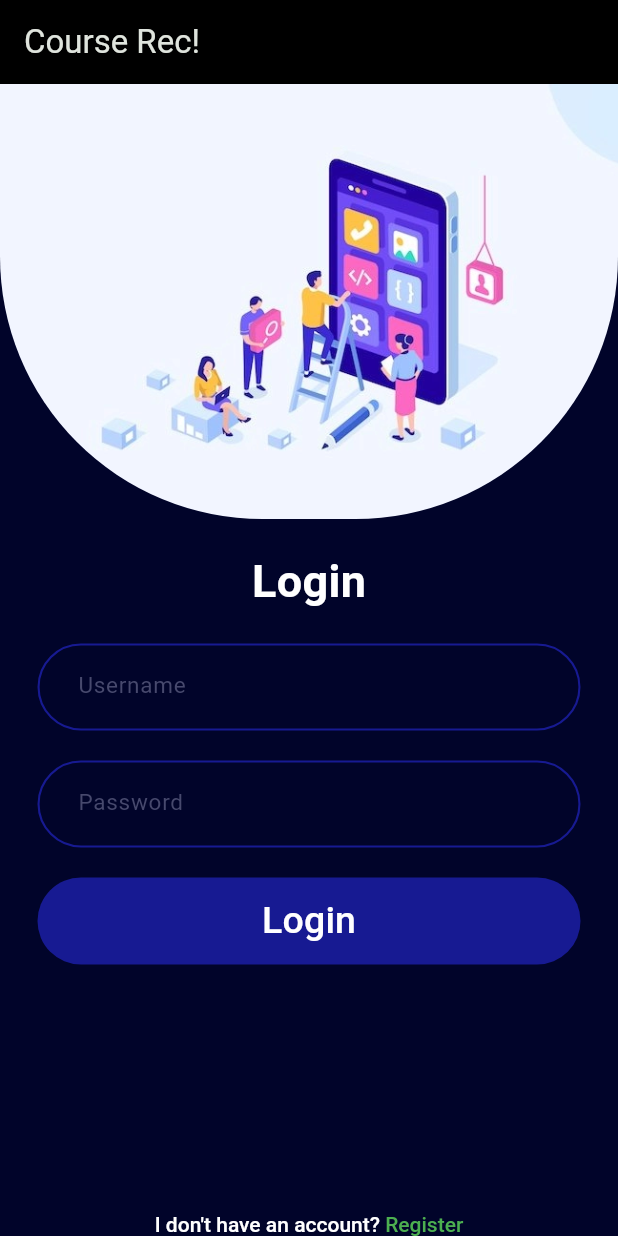
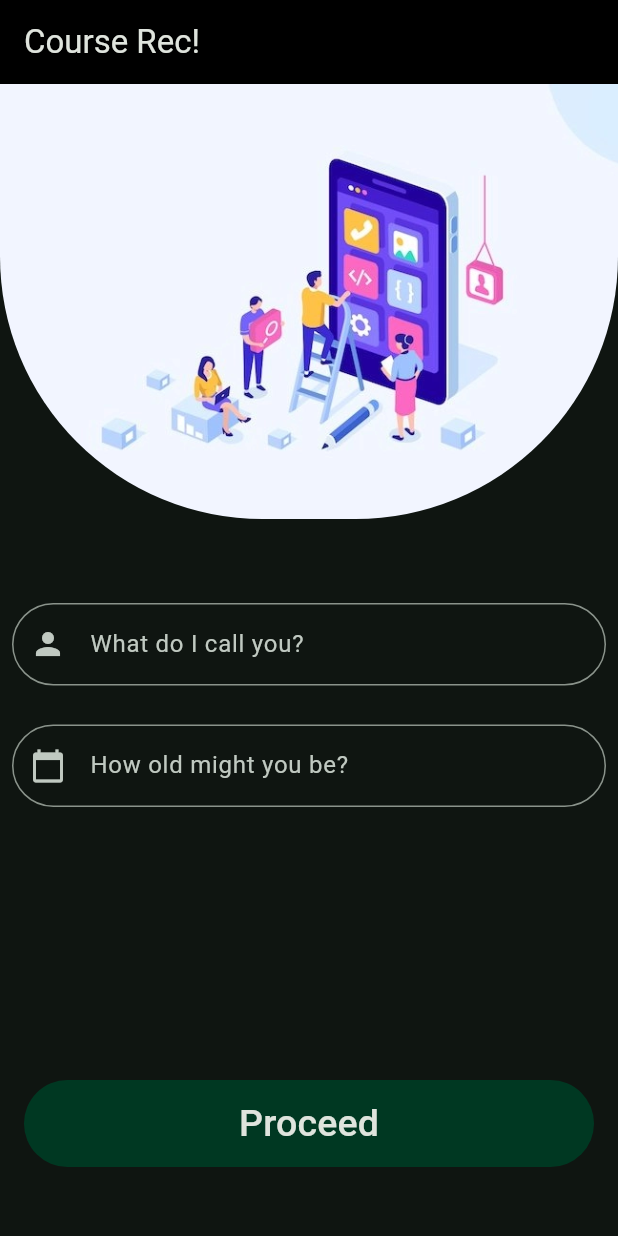
Before and after one commit to jeryjs/Career-Recommendation-App-Flutter, a Flutter app: the screen it shows after launch, on a phone screen of 412 x 824 dp. Run offline on Flutter 3.47's test engine with Material 3 defaults, Android fonts, the phone set to English and light mode, and no system bars; our stand-ins replace adaptive_theme, flutter_spinkit, percent_indicator; missing offline and left inert: dart_openai, markdown_widget.

Commit message:
Integrate Login Screen UI to Start Screen

```diff
--- a/lib/main.dart
+++ b/lib/main.dart
@@ -2,9 +2,8 @@
 
 import 'dart:math';
 
+import 'package:ashiq/start_screen.dart';
 import 'package:flutter/material.dart';
-
-import 'start_screen.dart';
 
 void main() {
   runApp(const MainApp());
@@ -40,7 +39,7 @@ class MainApp extends StatelessWidget {
             ),
             width: min(720, screenSize.width),
             // child: QuestionScreen(),
-            child: LoginPage(),
+            child: StartScreen(),
           ),
         ),
       ),
--- a/lib/start_screen.dart
+++ b/lib/start_screen.dart
@@ -1,123 +1,109 @@
 import 'package:adaptive_theme/adaptive_theme.dart';
 import 'package:flutter/material.dart';
+import 'package:flutter/services.dart';
 
-class DesignSystem {
-  const DesignSystem._();
+class StartScreen extends StatefulWidget {
+  const StartScreen({super.key});
 
-  static const fontFamily = 'NotoSans';
-
-  /// Body
-  ///
-  static const double bodyText1Size = 18;
-  static const double bodyText2Size = 16;
-  static const double bodyText3Size = 15;
-  static const double bodyText4Size = 14;
-  static const double bodyText5Size = 13;
-  static const double bodyText6Size = 12;
-  static const double bodyText7Size = 11;
-  static const double bodyText8Size = 10;
-
-  /// Colors
-  ///
-  static const g0 = Color(0xff000000);
-  static const g1 = Color(0xffFFFFFF);
-  static const g2 = Color(0xff01042a);
-  static const g3 = Color(0xff47496d);
-  static const g4 = Color(0xff1b1a1e);
-  static const g5 = Color(0xffabc5ff);
-  static const g6 = Color(0xffe3e2e7);
-  static const g7 = Color(0xffbbbabe);
-
-  static const disable = Color(0xffAAAAAA);
-  static const error = Colors.red;
-  static const success = Colors.green;
-  static const primary = Color(0xff171a92);
+  @override
+  State<StartScreen> createState() => _StartScreenState();
 }
 
-class CRATheme {
-  CRATheme._();
+class _StartScreenState extends State<StartScreen> {
+  final TextEditingController _nameController = TextEditingController();
+  final TextEditingController _ageController = TextEditingController();
 
-  static ThemeData getLightTheme() {
-    return ThemeData(
-      useMaterial3: false,
-      brightness: Brightness.light,
-      fontFamily: DesignSystem.fontFamily,
-      appBarTheme: const AppBarTheme(
-        backgroundColor: DesignSystem.primary,
-        centerTitle: false,
+  @override
+  Widget build(BuildContext context) {
+    final clrSchm = Theme.of(context).colorScheme;
+
+    return Scaffold(
+      backgroundColor: clrSchm.surface,
+      body: Column(
+        children: [
+          ClipRRect(
+            borderRadius: const BorderRadius.vertical(bottom: Radius.circular(175)),
+            child: Image.asset('assets/images/building_an_app.png', height: 290, fit: BoxFit.cover),
+          ),
+          const SizedBox(height: 40),
+          Padding(
+            padding: const EdgeInsets.symmetric(horizontal: 8, vertical: 16),
+            child: TextField(
+              controller: _nameController, maxLines: 1,
+              decoration: InputDecoration(
+                labelText: "What do I call you?", hintText: "Enter your unique name",
+                prefixIcon: const Icon(Icons.person),
+                border: OutlineInputBorder(borderRadius: BorderRadius.circular(100)),
+                focusedBorder: OutlineInputBorder(
+                  borderRadius: BorderRadius.circular(16),
+                  borderSide: BorderSide(color: clrSchm.primaryContainer, width: 4),
+                ),
+              ),
+              style: TextStyle(color: clrSchm.primary, fontSize: 15),
+            ),
+          ),
+          const SizedBox(height: 10),
+          Padding(
+            padding: const EdgeInsets.symmetric(horizontal: 8),
+            child: TextField(
+              controller: _ageController, maxLines: 1,
+              keyboardType: TextInputType.number,
+              inputFormatters: <TextInputFormatter>[FilteringTextInputFormatter.digitsOnly],
+              decoration: InputDecoration(
+                labelText: "How old might you be?", hintText: "Enter your age",
+                border: OutlineInputBorder(borderRadius: BorderRadius.circular(100)),
+                prefixIcon: const Icon(Icons.calendar_today),
+                focusedBorder: OutlineInputBorder(
+                  borderRadius: BorderRadius.circular(16),
+                  borderSide: BorderSide(color: clrSchm.primaryContainer, width: 4),
+                ),
+              ),
+              style: TextStyle(color: clrSchm.primary, fontSize: 15),
+            ),
+          ),
+        ],
+      ),
+      bottomNavigationBar: Container(
+        margin: const EdgeInsets.symmetric(vertical: 46, horizontal: 16),
+        width: double.infinity,
+        child: loginButtonWD(context),
       ),
     );
   }
 
-  static ThemeData getDarkTheme() {
-    return ThemeData(
-      useMaterial3: false,
-      brightness: Brightness.dark,
-      fontFamily: DesignSystem.fontFamily,
-      appBarTheme: const AppBarTheme(
-        backgroundColor: DesignSystem.g4,
-        centerTitle: false,
-      ),
-      scaffoldBackgroundColor: DesignSystem.g4,
-    );
-  }
-}
-
-class LoginAssets {
-  LoginAssets._();
-
-  static Widget get loginTitleImage => Image.asset(
-        'assets/images/building_an_app.png',
-        height: 290,
-        fit: BoxFit.cover,
-      );
-}
-class LoginPage extends StatelessWidget {
-  const LoginPage({super.key});
-
-  @override
-  Widget build(BuildContext context) {
-    return Scaffold(
-      backgroundColor: DesignSystem.g2,
-      body: Column(
-        mainAxisSize: MainAxisSize.max,
-        children: [
-          ClipRRect(
-            borderRadius: const BorderRadius.vertical(
-              bottom: Radius.circular(175),
-            ),
-            child: LoginAssets.loginTitleImage,
-          ),
-          const SizedBox(height: 20),
-          const Padding(
-            padding: EdgeInsets.symmetric(horizontal: 25),
-            child: Column(
-              mainAxisSize: MainAxisSize.min,
-              children: [
-                LoginTitleWD(),
-                SizedBox(height: 20),
-                LoginFormWD(title: 'Username'),
-                SizedBox(height: 20),
-                LoginFormWD(title: 'Password', obscureText: true),
-                SizedBox(height: 20),
-                LoginButtonWD(),
-                SizedBox(height: 15),
-                ForgetPasswordSectionWD(),
-              ],
+  Widget loginFormWD({required String title, required TextEditingController controller, bool digits = false}) {
+    final clrSchm = Theme.of(context).colorScheme;
+    return SizedBox(
+      height: 58,
+      child: TextField(
+        controller: controller,
+        maxLines: 1,
+        keyboardType: digits ? TextInputType.number : null,
+        inputFormatters: digits ? <TextInputFormatter>[
+          FilteringTextInputFormatter.digitsOnly
+        ] : null,
+        decoration: InputDecoration(
+          labelText: title,
+          border: OutlineInputBorder(borderRadius: BorderRadius.circular(100)),
+          prefixIcon: const Icon(Icons.calendar_today),
+          focusedBorder: OutlineInputBorder(
+            borderRadius: BorderRadius.circular(8),
+            borderSide: BorderSide(
+              color: clrSchm.primaryContainer,
+              width: 4,
             ),
           ),
-          const Spacer(),
-          const RegisterSectionWD(),
-        ],
+        ),
+        style: TextStyle(
+          color: clrSchm.primary,
+          fontSize: 15,
+        ),
       ),
     );
   }
-}
-class LoginButtonWD extends StatelessWidget {
-  const LoginButtonWD({super.key});
 
-  @override
-  Widget build(BuildContext context) {
+  Widget loginButtonWD(BuildContext context) {
+    final clrSchm = Theme.of(context).colorScheme;
     return SizedBox(
       height: 58,
       width: double.infinity,
@@ -128,203 +114,21 @@ class LoginButtonWD extends StatelessWidget {
         },
         style: ElevatedButton.styleFrom(
           elevation: 0,
-          backgroundColor: DesignSystem.primary,
+          backgroundColor: clrSchm.onPrimary,
           shape: const RoundedRectangleBorder(
               borderRadius: BorderRadius.all(Radius.circular(99))),
         ),
-        child: const Text(
-          'Login',
+        child: Text(
+          'Proceed',
           style: TextStyle(
-            color: DesignSystem.g1,
+            color: clrSchm.onBackground,
             fontSize: 25,
             fontWeight: FontWeight.w500,
           ),
         ),
       ),
     );
-  }
 }
-
-class ForgetPasswordSectionWD extends StatelessWidget {
-  const ForgetPasswordSectionWD({super.key});
-
-  @override
-  Widget build(BuildContext context) {
-    // Add your ForgetPasswordSectionWD code here
-    return Container(); // Placeholder, replace with actual code
-  }
-}
-
-class RegisterSectionWD extends StatelessWidget {
-  const RegisterSectionWD({super.key});
-
-  @override
-  Widget build(BuildContext context) {
-    return SizedBox(
-      child: Row(
-        mainAxisSize: MainAxisSize.max,
-        mainAxisAlignment: MainAxisAlignment.center,
-        children: [
-          SafeArea(
-            child: RichText(
-              text: const TextSpan(
-                text: "I don't have an account? ",
-                style: TextStyle(
-                  color: DesignSystem.g1,
-                  fontSize: DesignSystem.bodyText4Size,
-                  fontWeight: FontWeight.w500,
-                ),
-                children: [
-                  TextSpan(
-                    text: 'Register',
-                    style: TextStyle(
-                      color: DesignSystem.success,
-                      fontSize: DesignSystem.bodyText4Size,
-                      fontWeight: FontWeight.w500,
-                    ),
-                  ),
-                ],
-              ),
-            ),
-          )
-        ],
-      ),
-    );
-  }
-}
-
-class LoginFormWD extends StatelessWidget {
-  const LoginFormWD({
-    required this.title,
-    this.obscureText = false,
-    super.key,
-  });
-
-  final String title;
-  final bool obscureText;
-
-  InputBorder _getEnabledBorder() {
-    return OutlineInputBorder(
-      borderRadius: BorderRadius.circular(99),
-      borderSide: const BorderSide(
-        width: 1.4,
-        color: DesignSystem.primary,
-      ),
-    );
-  }
-
-  @override
-  Widget build(BuildContext context) {
-    return SizedBox(
-      height: 58,
-      child: TextField(
-        maxLines: 1,
-        onTapOutside: (e) => FocusScope.of(context).requestFocus(FocusNode()),
-        enabled: true,
-        style: const TextStyle(
-          color: DesignSystem.g1,
-          fontSize: DesignSystem.bodyText3Size,
-        ),
-        obscureText: obscureText,
-        decoration: InputDecoration(
-          hintText: title,
-          hintStyle: const TextStyle(
-            color: DesignSystem.g3,
-            fontSize: DesignSystem.bodyText3Size,
-          ),
-          border: _getEnabledBorder(),
-          enabledBorder: _getEnabledBorder(),
-          contentPadding: const EdgeInsets.symmetric(
-            horizontal: 23,
-            vertical: 18,
-          ),
-        ),
-      ),
-    );
-  }
-}
-
-class LoginTitleWD extends StatelessWidget {
-  const LoginTitleWD({super.key});
-
-  @override
-  Widget build(BuildContext context) {
-    return const Text(
-      'Login',
-      style: TextStyle(
-        color: DesignSystem.g1,
-        fontSize: 30,
-        fontWeight: FontWeight.w700,
-      ),
-    );
-  }
-}
-
-class ThemeCardWD extends StatelessWidget {
-  const ThemeCardWD({
-    required this.isSelected,
-    required this.onPressed,
-    required this.backgroundColor,
-    required this.label,
-    super.key,
-  });
-
-  final bool isSelected;
-  final VoidCallback onPressed;
-  final Color backgroundColor;
-  final String label;
-
-  @override
-  Widget build(BuildContext context) {
-    return Column(
-      mainAxisSize: MainAxisSize.min,
-      children: [
-        GestureDetector(
-          onTap: onPressed,
-          child: Container(
-            width: 100,
-            height: 150,
-            decoration: BoxDecoration(
-              color: backgroundColor,
-              borderRadius: const BorderRadius.all(Radius.circular(15)),
-              border: Border.all(
-                color: isSelected ? DesignSystem.g5 : DesignSystem.g3,
-                width: 7,
-              ),
-            ),
-          ),
-        ),
-        const SizedBox(height: 8),
-        Text(
-          label,
-          style: const TextStyle(
-            fontSize: DesignSystem.bodyText3Size,
-          ),
-        ),
-      ],
-    );
-  }
-}
-
-class AppThemeTitleWD extends StatelessWidget {
-  const AppThemeTitleWD({super.key});
-
-  @override
-  Widget build(BuildContext context) {
-    return ValueListenableBuilder<AdaptiveThemeMode?>(
-      valueListenable: AdaptiveTheme.of(context).modeChangeNotifier,
-      builder: (_, mode, child) {
-        return Text(
-          'App Theme',
-          style: TextStyle(
-            color: mode?.isLight ?? true ? DesignSystem.g2 : DesignSystem.g6,
-            fontSize: 19,
-            fontWeight: FontWeight.w500,
-          ),
-        );
-      },
-    );
-  }
 }
 
 class ThemeSelectionPage extends StatelessWidget {
@@ -332,6 +136,7 @@ class ThemeSelectionPage extends StatelessWidget {
 
   @override
   Widget build(BuildContext context) {
+    final clrSchm = Theme.of(context).colorScheme;
     return Scaffold(
       appBar: AppBar(
         leading: IconButton(
@@ -351,145 +156,74 @@ class ThemeSelectionPage extends StatelessWidget {
         ),
         elevation: 0,
       ),
-      body: const Padding(
-        padding: EdgeInsets.only(left: 30, right: 30, top: 30),
+      body: Padding(
+        padding: const EdgeInsets.only(left: 30, right: 30, top: 30),
         child: Column(
           crossAxisAlignment: CrossAxisAlignment.start,
           mainAxisSize: MainAxisSize.min,
           children: [
-            AppThemeTitleWD(),
-            SizedBox(height: 20),
-            LightThemeCardWD(),
-            SizedBox(height: 20),
-            DarkThemeCardWD(),
+            ValueListenableBuilder<AdaptiveThemeMode?>(
+              valueListenable: AdaptiveTheme.of(context).modeChangeNotifier,
+              builder: (_, mode, child) {
+                return Text(
+                  'App Theme',
+                  style: TextStyle(
+                    color: mode?.isLight ?? true ? clrSchm.onBackground : clrSchm.background,
+                    fontSize: 19,
+                    fontWeight: FontWeight.w500,
+                  ),
+                );
+              },
+            ),
+            const SizedBox(height: 20),
+            ValueListenableBuilder<AdaptiveThemeMode?>(
+              valueListenable: AdaptiveTheme.of(context).modeChangeNotifier,
+              builder: (_, mode, child) {
+                return GestureDetector(
+                  onTap: () {
+                    AdaptiveTheme.of(context).setLight();
+                  },
+                  child: Container(
+                    width: 100,
+                    height: 150,
+                    decoration: BoxDecoration(
+                      color: clrSchm.primaryContainer,
+                      borderRadius: const BorderRadius.all(Radius.circular(15)),
+                      border: Border.all(
+                        color: mode?.isLight ?? false ? clrSchm.primary : clrSchm.primaryContainer,
+                        width: 7,
+                      ),
+                    ),
+                  ),
+                );
+              },
+            ),
+            const SizedBox(height: 20),
+            ValueListenableBuilder<AdaptiveThemeMode?>(
+              valueListenable: AdaptiveTheme.of(context).modeChangeNotifier,
+              builder: (_, mode, child) {
+                return GestureDetector(
+                  onTap: () {
+                    AdaptiveTheme.of(context).setDark();
+                  },
+                  child: Container(
+                    width: 100,
+                    height: 150,
+                    decoration: BoxDecoration(
+                      color: clrSchm.primaryContainer,
+                      borderRadius: const BorderRadius.all(Radius.circular(15)),
+                      border: Border.all(
+                        color: mode?.isDark ?? false ? clrSchm.primary : clrSchm.primaryContainer,
+                        width: 7,
+                      ),
+                    ),
+                  ),
+                );
+              },
+            ),
           ],
         ),
       ),
     );
   }
 }
-
-class LightThemeCardWD extends StatelessWidget {
-  const LightThemeCardWD({super.key});
-
-  @override
-  Widget build(BuildContext context) {
-    return ValueListenableBuilder<AdaptiveThemeMode?>(
-      valueListenable: AdaptiveTheme.of(context).modeChangeNotifier,
-      builder: (_, mode, child) {
-        return ThemeCardWD(
-          backgroundColor: DesignSystem.g1,
-          label: 'Light',
-          isSelected: mode?.isLight ?? false, // Use null-aware operator
-          onPressed: () {
-            AdaptiveTheme.of(context).setLight();
-          },
-        );
-      },
-    );
-  }
-}
-
-class DarkThemeCardWD extends StatelessWidget {
-  const DarkThemeCardWD({super.key});
-
-  @override
-  Widget build(BuildContext context) {
-    return ValueListenableBuilder<AdaptiveThemeMode?>(
-      valueListenable: AdaptiveTheme.of(context).modeChangeNotifier,
-      builder: (_, mode, child) {
-        return ThemeCardWD(
-          backgroundColor: DesignSystem.g4,
-          label: 'Dark',
-          isSelected: mode?.isDark ?? false, // Use null-aware operator
-          onPressed: () {
-            AdaptiveTheme.of(context).setDark();
-          },
-        );
-      },
-    );
-  }
-}
-
-class DarkModeStatusWD extends StatelessWidget {
-  const DarkModeStatusWD({super.key});
-
-  @override
-  Widget build(BuildContext context) {
-    return ValueListenableBuilder<AdaptiveThemeMode?>(
-      valueListenable: AdaptiveTheme.of(context).modeChangeNotifier,
-      builder: (_, mode, child) {
-        return Column(
-          crossAxisAlignment: CrossAxisAlignment.start,
-          mainAxisSize: MainAxisSize.min,
-          children: [
-            _TitleWD(
-                isLightMode: mode?.isLight ?? true), // Use null-aware operator
-            const SizedBox(height: 8),
-            _StatusTextWD(
-                isLightMode: mode?.isLight ?? true), // Use null-aware operator
-          ],
-        );
-      },
-    );
-  }
-}
-
-class _TitleWD extends StatelessWidget {
-  const _TitleWD({required this.isLightMode});
-
-  final bool isLightMode;
-
-  @override
-  Widget build(BuildContext context) {
-    return Text(
-      'Dark mode',
-      style: TextStyle(
-        color: isLightMode ? DesignSystem.g2 : DesignSystem.g6,
-        fontSize: 19,
-        fontWeight: FontWeight.w500,
-      ),
-    );
-  }
-}
-
-class _StatusTextWD extends StatelessWidget {
-  const _StatusTextWD({required this.isLightMode});
-
-  final bool isLightMode;
-
-  @override
-  Widget build(BuildContext context) {
-    return Text(
-      isLightMode ? 'Off' : 'On',
-      style: TextStyle(
-        color: isLightMode ? DesignSystem.g2 : DesignSystem.g6,
-        fontSize: DesignSystem.bodyText4Size,
-        fontWeight: FontWeight.w500,
-      ),
-    );
-  }
-}
-
-class ThemeTextWD extends StatelessWidget {
-  const ThemeTextWD({super.key});
-
-  @override
-  Widget build(BuildContext context) {
-    return ValueListenableBuilder<AdaptiveThemeMode?>(
-      valueListenable: AdaptiveTheme.of(context).modeChangeNotifier,
-      builder: (_, mode, child) {
-        final isLightMode =
-            mode?.isLight ?? true; // Default to true if mode is null
-
-        return Text(
-          'Theme',
-          style: TextStyle(
-            color: isLightMode ? DesignSystem.g2 : DesignSystem.g5,
-            fontSize: DesignSystem.bodyText2Size,
-          ),
-        );
-      },
-    );
-  }
-}
```
